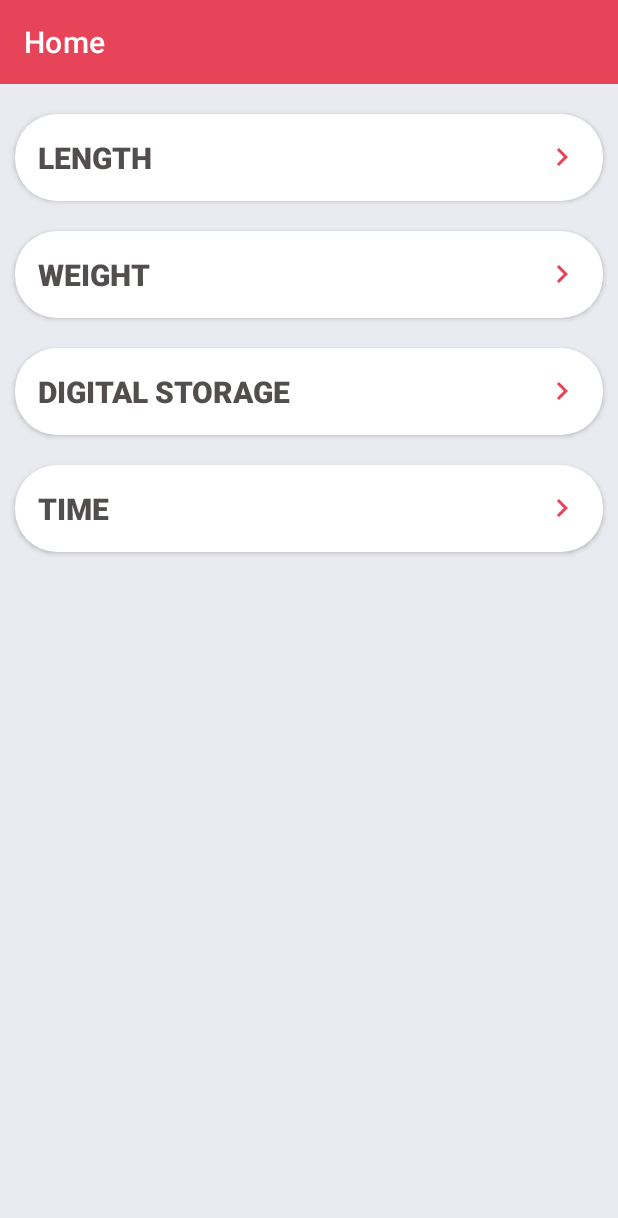
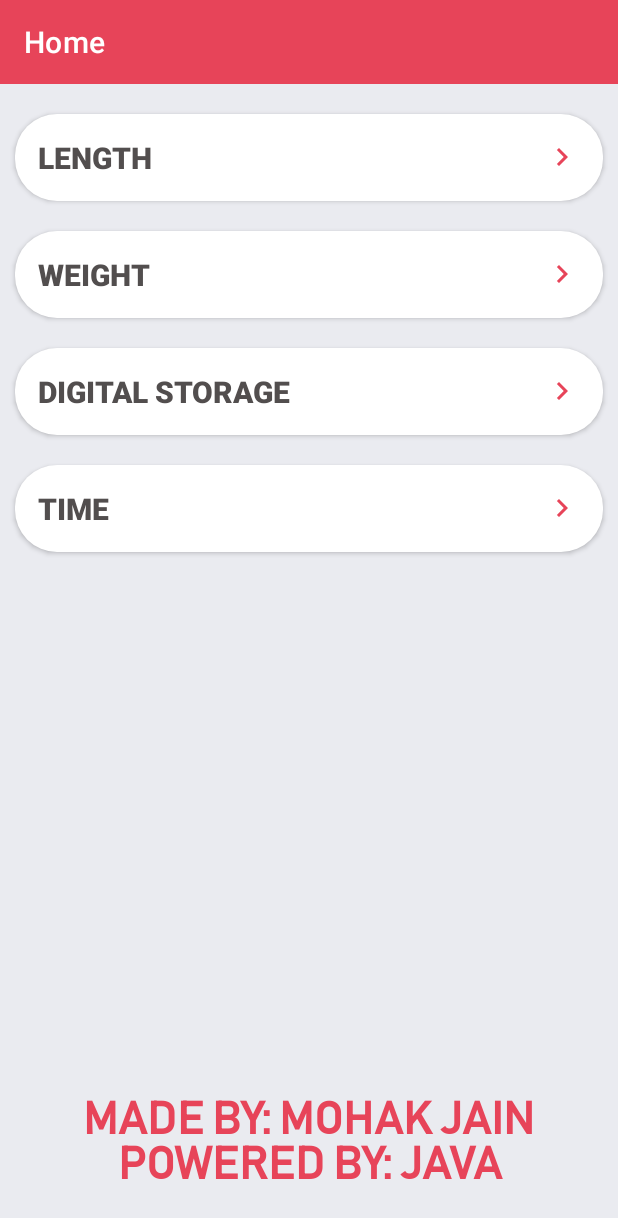
Before and after one commit to mohakdev/Unit-Converter, an Android app: the screen it shows after launch (MainActivity), on a phone screen of 412 x 824 dp. Shown: the top 1218 px of the screen. Run offline under Robolectric (Android 15) with nearby library versions, the phone set to English and light mode, and no system bars.

Commit message:
Credits written

```diff
--- a/app/src/main/res/layout/activity_main.xml
+++ b/app/src/main/res/layout/activity_main.xml
@@ -112,4 +112,19 @@
         android:textStyle="bold"
         app:layout_constraintTop_toBottomOf="@+id/digitalStorage_btn" />
 
+    <TextView
+        android:id="@+id/Credits"
+        android:layout_width="wrap_content"
+        android:layout_height="wrap_content"
+        android:layout_marginBottom="30dp"
+        android:text="MADE BY: MOHAK JAIN\nPOWERED BY: JAVA"
+        android:textSize="30sp"
+        android:fontFamily="@font/boldfont"
+        android:textAlignment="center"
+        android:textStyle="bold"
+        android:textColor="@color/red"
+        app:layout_constraintBottom_toBottomOf="parent"
+        app:layout_constraintEnd_toEndOf="parent"
+        app:layout_constraintStart_toStartOf="parent" />
+
 </androidx.constraintlayout.widget.ConstraintLayout>
```
